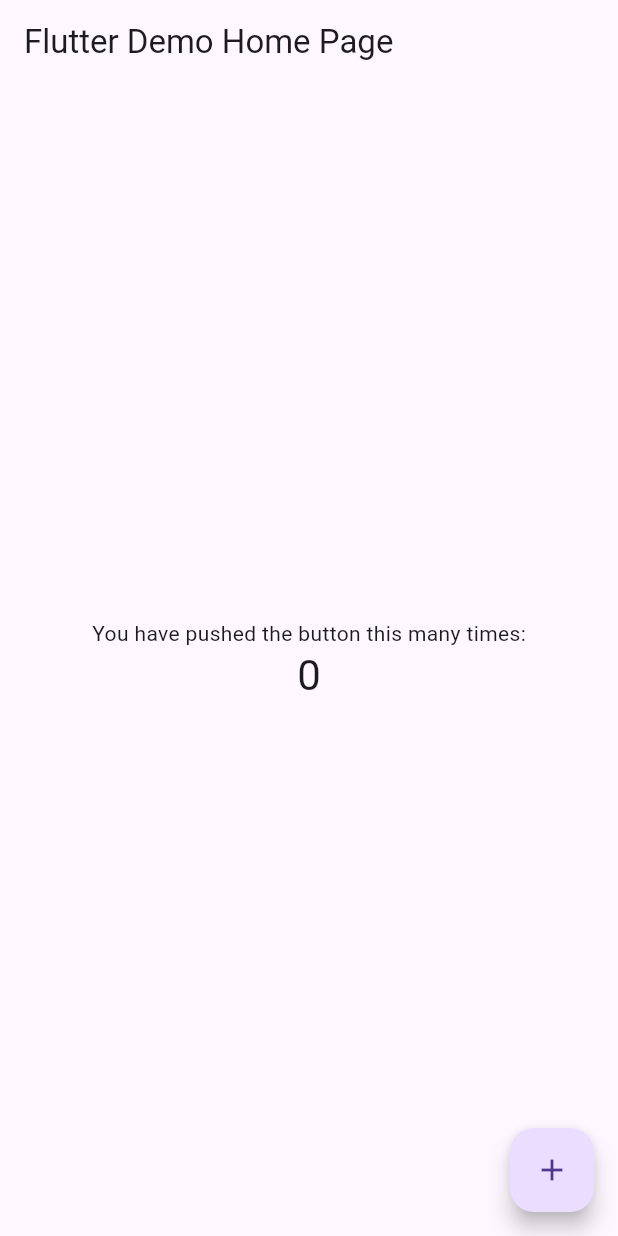
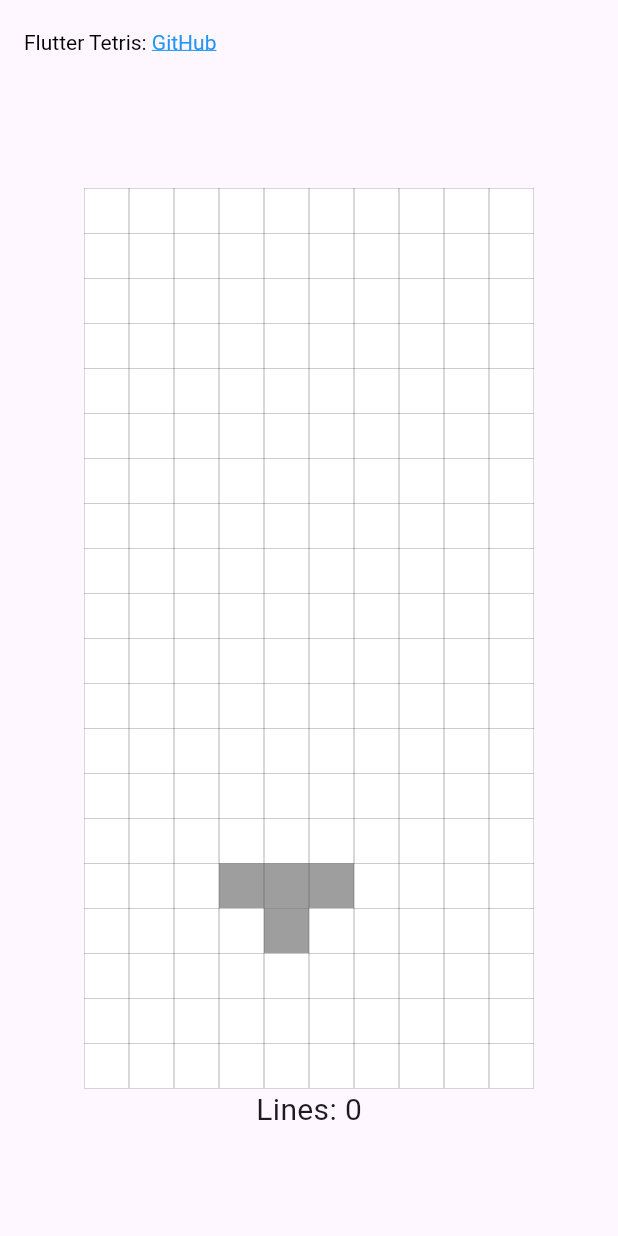
Before and after one commit to satosystems/tetris, a Flutter app: the screen it shows after launch, on a phone screen of 412 x 824 dp. Run offline on Flutter 3.47's test engine with Material 3 defaults, Android fonts, the phone set to English and light mode, and no system bars.

Commit message:
Implement first version tetris

```diff
--- a/flutter/lib/main.dart
+++ b/flutter/lib/main.dart
@@ -1,4 +1,9 @@
+import 'dart:async';
+import 'dart:math';
+import 'package:flutter/gestures.dart';
 import 'package:flutter/material.dart';
+import 'package:flutter/services.dart';
+import 'package:url_launcher/url_launcher.dart';
 
 void main() {
   runApp(const MyApp());
@@ -7,109 +12,290 @@
 class MyApp extends StatelessWidget {
   const MyApp({super.key});
 
-  // This widget is the root of your application.
   @override
   Widget build(BuildContext context) {
     return MaterialApp(
-      title: 'Flutter Demo',
+      title: 'Flutter Tetris',
       theme: ThemeData(
-        // This is the theme of your application.
-        //
-        // Try running your application with "flutter run". You'll see the
-        // application has a blue toolbar. Then, without quitting the app, try
-        // changing the primarySwatch below to Colors.green and then invoke
-        // "hot reload" (press "r" in the console where you ran "flutter run",
-        // or simply save your changes to "hot reload" in a Flutter IDE).
-        // Notice that the counter didn't reset back to zero; the application
-        // is not restarted.
         primarySwatch: Colors.blue,
       ),
-      home: const MyHomePage(title: 'Flutter Demo Home Page'),
+      home: const Tetris(),
     );
   }
 }
 
-class MyHomePage extends StatefulWidget {
-  const MyHomePage({super.key, required this.title});
-
-  // This widget is the home page of your application. It is stateful, meaning
-  // that it has a State object (defined below) that contains fields that affect
-  // how it looks.
-
-  // This class is the configuration for the state. It holds the values (in this
-  // case the title) provided by the parent (in this case the App widget) and
-  // used by the build method of the State. Fields in a Widget subclass are
-  // always marked "final".
-
-  final String title;
+class Tetris extends StatefulWidget {
+  const Tetris({super.key});
 
   @override
-  State<MyHomePage> createState() => _MyHomePageState();
+  TetrisState createState() => TetrisState();
 }
 
-class _MyHomePageState extends State<MyHomePage> {
-  int _counter = 0;
+class TetrisState extends State<Tetris> {
+  static const int boardWidth = 10;
+  static const int boardHeight = 20;
+  static const double cellSize = 30.0;
 
-  void _incrementCounter() {
-    setState(() {
-      // This call to setState tells the Flutter framework that something has
-      // changed in this State, which causes it to rerun the build method below
-      // so that the display can reflect the updated values. If we changed
-      // _counter without calling setState(), then the build method would not be
-      // called again, and so nothing would appear to happen.
-      _counter++;
-    });
+  late List<List<bool>> board;
+  late Tetrimino currentTetrimino;
+  late Position position;
+  late Timer timer;
+  int lines = 0;
+
+  @override
+  void initState() {
+    super.initState();
+    startGame();
   }
 
   @override
   Widget build(BuildContext context) {
-    // This method is rerun every time setState is called, for instance as done
-    // by the _incrementCounter method above.
-    //
-    // The Flutter framework has been optimized to make rerunning build methods
-    // fast, so that you can just rebuild anything that needs updating rather
-    // than having to individually change instances of widgets.
-    return Scaffold(
-      appBar: AppBar(
-        // Here we take the value from the MyHomePage object that was created by
-        // the App.build method, and use it to set our appbar title.
-        title: Text(widget.title),
-      ),
-      body: Center(
-        // Center is a layout widget. It takes a single child and positions it
-        // in the middle of the parent.
-        child: Column(
-          // Column is also a layout widget. It takes a list of children and
-          // arranges them vertically. By default, it sizes itself to fit its
-          // children horizontally, and tries to be as tall as its parent.
-          //
-          // Invoke "debug painting" (press "p" in the console, choose the
-          // "Toggle Debug Paint" action from the Flutter Inspector in Android
-          // Studio, or the "Toggle Debug Paint" command in Visual Studio Code)
-          // to see the wireframe for each widget.
-          //
-          // Column has various properties to control how it sizes itself and
-          // how it positions its children. Here we use mainAxisAlignment to
-          // center the children vertically; the main axis here is the vertical
-          // axis because Columns are vertical (the cross axis would be
-          // horizontal).
-          mainAxisAlignment: MainAxisAlignment.center,
-          children: <Widget>[
-            const Text(
-              'You have pushed the button this many times:',
+    return KeyboardListener(
+      focusNode: FocusNode()..requestFocus(),
+      onKeyEvent: (KeyEvent event) {
+        if (event is KeyDownEvent || event is KeyRepeatEvent) {
+          switch (event.logicalKey.keyLabel) {
+            case 'Arrow Left':
+              moveLeft();
+              break;
+            case 'Arrow Right':
+              moveRight();
+              break;
+            case 'Arrow Down':
+              moveDown();
+              break;
+            case 'Arrow Up':
+              rotate();
+              break;
+          }
+        }
+      },
+      child: Scaffold(
+        appBar: AppBar(
+          title: RichText(
+            text: TextSpan(
+              children: [
+                const TextSpan(
+                  text: 'Flutter Tetris: ',
+                  style: TextStyle(color: Colors.black),
+                ),
+                TextSpan(
+                  text: 'GitHub',
+                  style: const TextStyle(
+                    color: Colors.blue,
+                    decoration: TextDecoration.underline,
+                  ),
+                  recognizer: TapGestureRecognizer()..onTap = launchURL,
+                ),
+              ],
             ),
-            Text(
-              '$_counter',
-              style: Theme.of(context).textTheme.headlineMedium,
-            ),
-          ],
+          ),
+        ),
+        body: Center(
+          child: Column(
+            mainAxisAlignment: MainAxisAlignment.center,
+            children: [
+              SizedBox(
+                width: boardWidth * cellSize,
+                height: boardHeight * cellSize,
+                child: GridView.builder(
+                  physics: const NeverScrollableScrollPhysics(),
+                  gridDelegate: const SliverGridDelegateWithFixedCrossAxisCount(
+                    crossAxisCount: boardWidth,
+                    childAspectRatio: 1.0,
+                  ),
+                  itemCount: boardWidth * boardHeight,
+                  itemBuilder: (context, index) {
+                    int x = index % boardWidth;
+                    int y = index ~/ boardWidth;
+                    bool isTetriminoCell = currentTetrimino.shape.any((point) =>
+                        point.x + position.x == x && point.y + position.y == y);
+                    bool isFilled = board[y][x] || isTetriminoCell;
+                    return Container(
+                      decoration: BoxDecoration(
+                        color: isFilled ? Colors.grey : Colors.white,
+                        border: Border.all(color: Colors.black, width: 0.1),
+                      ),
+                    );
+                  },
+                ),
+              ),
+              Text(
+                'Lines: $lines',
+                style: const TextStyle(fontSize: 20),
+              ),
+            ],
+          ),
         ),
       ),
-      floatingActionButton: FloatingActionButton(
-        onPressed: _incrementCounter,
-        tooltip: 'Increment',
-        child: const Icon(Icons.add),
-      ), // This trailing comma makes auto-formatting nicer for build methods.
     );
   }
+
+  void startGame() {
+    board = List.generate(
+        boardHeight, (_) => List.generate(boardWidth, (_) => false));
+    currentTetrimino = Tetrimino.random();
+    position = Position(4, 0);
+    lines = 0;
+    timer =
+        Timer.periodic(const Duration(milliseconds: 500), (_) => moveDown());
+  }
+
+  void moveDown() {
+    setState(() {
+      position = Position(position.x, position.y + 1);
+      if (isCollision()) {
+        position = Position(position.x, position.y - 1);
+        fixTetrimino();
+        eraseLines();
+        currentTetrimino = Tetrimino.random();
+        position = Position(4, 0);
+        if (isCollision()) {
+          timer.cancel();
+          startGame();
+        }
+      }
+    });
+  }
+
+  void moveLeft() {
+    setState(() {
+      position = Position(position.x - 1, position.y);
+      if (isCollision()) {
+        position = Position(position.x + 1, position.y);
+      }
+    });
+  }
+
+  void moveRight() {
+    setState(() {
+      position = Position(position.x + 1, position.y);
+      if (isCollision()) {
+        position = Position(position.x - 1, position.y);
+      }
+    });
+  }
+
+  void rotate() {
+    setState(() {
+      currentTetrimino.rotate();
+      if (isCollision()) {
+        currentTetrimino.rotateBack();
+      }
+    });
+  }
+
+  bool isCollision() {
+    for (var point in currentTetrimino.shape) {
+      int x = position.x + point.x;
+      int y = position.y + point.y;
+      if (x < 0 ||
+          x >= boardWidth ||
+          y >= boardHeight ||
+          (y >= 0 && board[y][x])) {
+        return true;
+      }
+    }
+    return false;
+  }
+
+  void fixTetrimino() {
+    for (var point in currentTetrimino.shape) {
+      int x = position.x + point.x;
+      int y = position.y + point.y;
+      if (y >= 0) {
+        board[y][x] = true;
+      }
+    }
+  }
+
+  void eraseLines() {
+    setState(() {
+      int linesBefore = board.length;
+      board.removeWhere((row) => row.every((cell) => cell));
+      int linesAfter = board.length;
+      int linesCleared = linesBefore - linesAfter;
+      lines += linesCleared;
+      for (int i = 0; i < linesCleared; i++) {
+        board.insert(0, List.generate(boardWidth, (index) => false));
+      }
+    });
+  }
+
+  Future<void> launchURL() async {
+    final Uri url =
+        Uri.parse('https://github.com/satosystems/tetris/tree/main/flutter');
+    if (await canLaunchUrl(url)) {
+      await launchUrl(url);
+    } else {
+      throw Exception('Could not launch $url');
+    }
+  }
 }
+
+class Position {
+  final int x, y;
+  Position(this.x, this.y);
+}
+
+class Tetrimino {
+  List<Position> shape;
+  Tetrimino(this.shape);
+
+  factory Tetrimino.random() {
+    final shapes = [
+      Tetrimino([
+        Position(0, 0),
+        Position(0, 1),
+        Position(0, 2),
+        Position(0, 3)
+      ]), // I
+      Tetrimino([
+        Position(0, 0),
+        Position(1, 0),
+        Position(0, 1),
+        Position(1, 1)
+      ]), // O
+      Tetrimino([
+        Position(0, 0),
+        Position(-1, 0),
+        Position(1, 0),
+        Position(0, 1)
+      ]), // T
+      Tetrimino([
+        Position(0, 0),
+        Position(-1, 0),
+        Position(0, 1),
+        Position(1, 1)
+      ]), // S
+      Tetrimino([
+        Position(0, 0),
+        Position(1, 0),
+        Position(0, 1),
+        Position(-1, 1)
+      ]), // Z
+      Tetrimino([
+        Position(0, 0),
+        Position(-1, 0),
+        Position(0, 1),
+        Position(0, 2)
+      ]), // J
+      Tetrimino([
+        Position(0, 0),
+        Position(1, 0),
+        Position(0, 1),
+        Position(0, 2)
+      ]), // L
+    ];
+    final random = Random();
+    return shapes[random.nextInt(shapes.length)];
+  }
+
+  void rotate() {
+    shape = shape.map((point) => Position(-point.y, point.x)).toList();
+  }
+
+  void rotateBack() {
+    shape = shape.map((point) => Position(point.y, -point.x)).toList();
+  }
+}
--- a/flutter/pubspec.yaml
+++ b/flutter/pubspec.yaml
@@ -34,6 +34,7 @@
   # The following adds the Cupertino Icons font to your application.
   # Use with the CupertinoIcons class for iOS style icons.
   cupertino_icons: ^1.0.2
+  url_launcher: ^6.3.0
 
 dev_dependencies:
   flutter_test:
```
Also changed, not shown: flutter/pubspec.lock, 11 other files.
